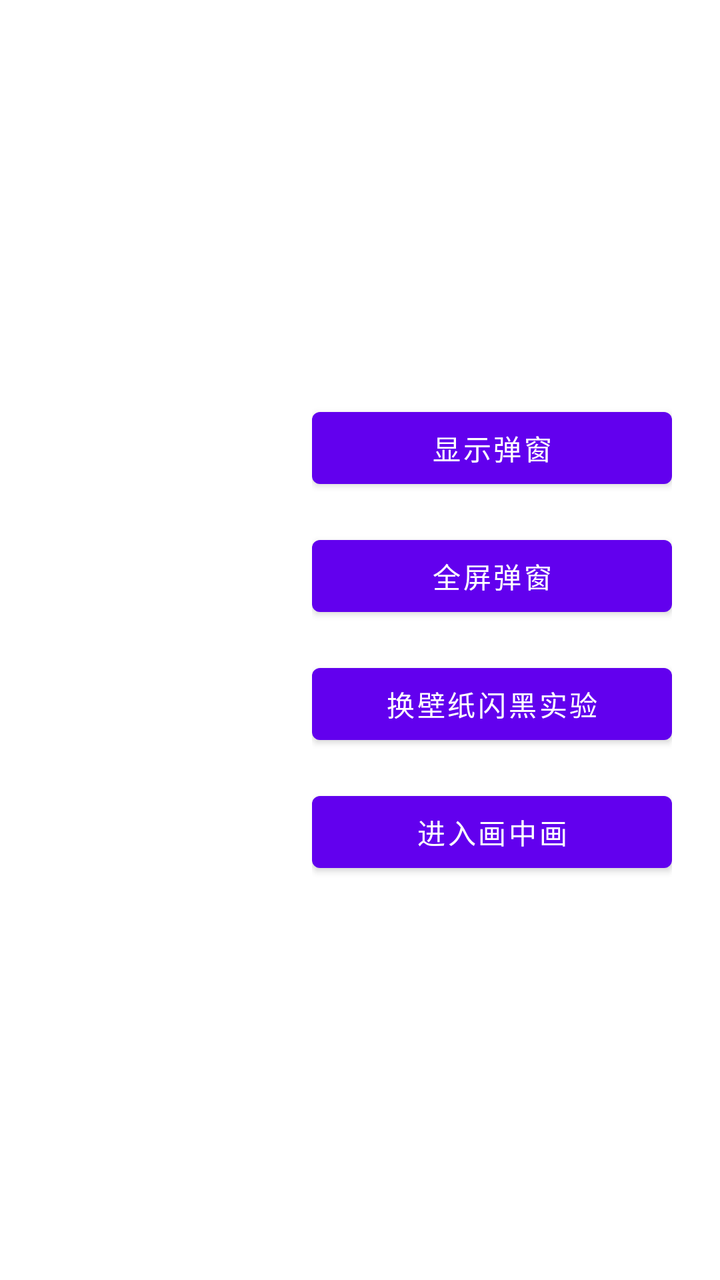
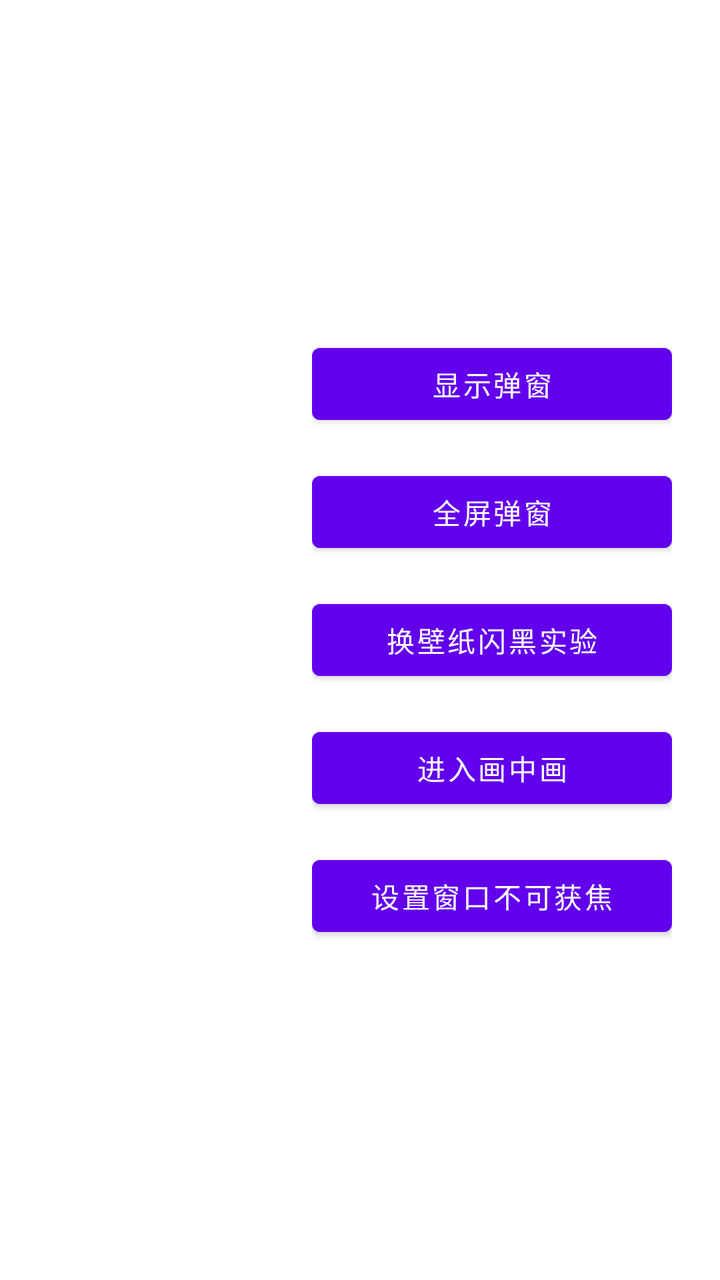

Before-and-after screenshots of an Android layout around one commit, followed by the original layout XML and the change that was made.
<!-- AndroidManifest.xml: activity theme Theme.FramworkContent.WindowDemo.Translucent -->
<!-- res/layout/activity_window_demo.xml -->
<?xml version="1.0" encoding="utf-8"?>
<FrameLayout xmlns:android="http://schemas.android.com/apk/res/android"
    xmlns:tools="http://schemas.android.com/tools"
    android:id="@+id/root"
    android:layout_width="match_parent"
    android:layout_height="match_parent"
    android:background="@android:color/transparent"
    tools:ignore="Overdraw,MergeRootFrame">

    
    <TextView
        android:id="@+id/tv_pip_hint"
        android:layout_width="wrap_content"
        android:layout_height="wrap_content"
        android:layout_gravity="center"
        android:padding="12dp"
        android:text="@string/pip_running"
        android:textColor="#FFFFFFFF"
        android:textSize="18sp"
        android:visibility="gone"
        tools:ignore="UnusedIds"
        tools:visibility="visible" />

    
    <LinearLayout
        android:id="@+id/btn_bar"
        android:layout_width="wrap_content"
        android:layout_height="wrap_content"
        android:layout_gravity="end|center_vertical"
        android:orientation="vertical"
        android:paddingEnd="24dp"
        android:paddingStart="0dp"
        tools:ignore="UselessParent">

        <com.google.android.material.button.MaterialButton
            android:id="@+id/btn_show_popup"
            android:layout_width="180dp"
            android:layout_height="wrap_content"
            android:text="@string/show_popup" />

        <com.google.android.material.button.MaterialButton
            android:id="@+id/btn_show_fullscreen"
            android:layout_width="180dp"
            android:layout_height="wrap_content"
            android:layout_marginTop="16dp"
            android:text="@string/show_fullscreen_popup" />

        
        <com.google.android.material.button.MaterialButton
            android:id="@+id/btn_transparent_wallpaper"
            android:layout_width="180dp"
            android:layout_height="wrap_content"
            android:layout_marginTop="16dp"
            android:text="@string/transparent_bg_wallpaper" />

        
        <com.google.android.material.button.MaterialButton
            android:id="@+id/btn_pip"
            android:layout_width="180dp"
            android:layout_height="wrap_content"
            android:layout_marginTop="16dp"
            android:text="@string/enter_pip" />
    </LinearLayout>
</FrameLayout>
<!-- resources referenced by this layout -->
<resources>
  <string name="enter_pip">进入画中画</string>
  <string name="pip_running">画中画 · PiP 16:9</string>
  <string name="show_fullscreen_popup">全屏弹窗</string>
  <string name="show_popup">显示弹窗</string>
  <string name="transparent_bg_wallpaper">换壁纸闪黑实验</string>
  <style name="Theme.FramworkContent.WindowDemo.Translucent">
          <item name="android:windowIsTranslucent">true</item>
          <item name="android:windowBackground">@android:color/transparent</item>
          <item name="android:windowNoTitle">true</item>
          <item name="android:background">@android:color/transparent</item>
          <item name="android:windowContentOverlay">@null</item>
      </style>
</resources>

<!-- the commit's change to res/layout/activity_window_demo.xml (unified diff, before → after) -->
@@ -60,5 +60,13 @@
             android:layout_height="wrap_content"
             android:layout_marginTop="16dp"
             android:text="@string/enter_pip" />
+
+        
+        <com.google.android.material.button.MaterialButton
+            android:id="@+id/btn_toggle_focusable"
+            android:layout_width="180dp"
+            android:layout_height="wrap_content"
+            android:layout_marginTop="16dp"
+            android:text="@string/set_window_not_focusable" />
     </LinearLayout>
 </FrameLayout>
<!-- resource entries referenced after the edit -->
@@ -2,6 +2,7 @@
 <resources>
   <string name="enter_pip">进入画中画</string>
   <string name="pip_running">画中画 · PiP 16:9</string>
+  <string name="set_window_not_focusable">设置窗口不可获焦</string>
   <string name="show_fullscreen_popup">全屏弹窗</string>
   <string name="show_popup">显示弹窗</string>
   <string name="transparent_bg_wallpaper">换壁纸闪黑实验</string>
